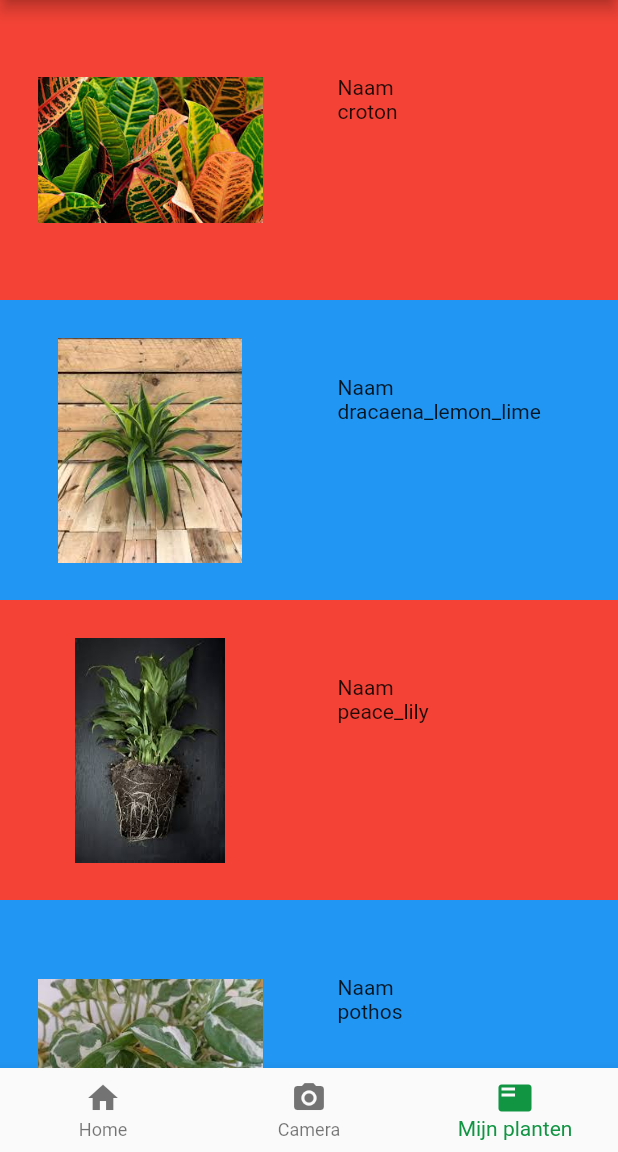
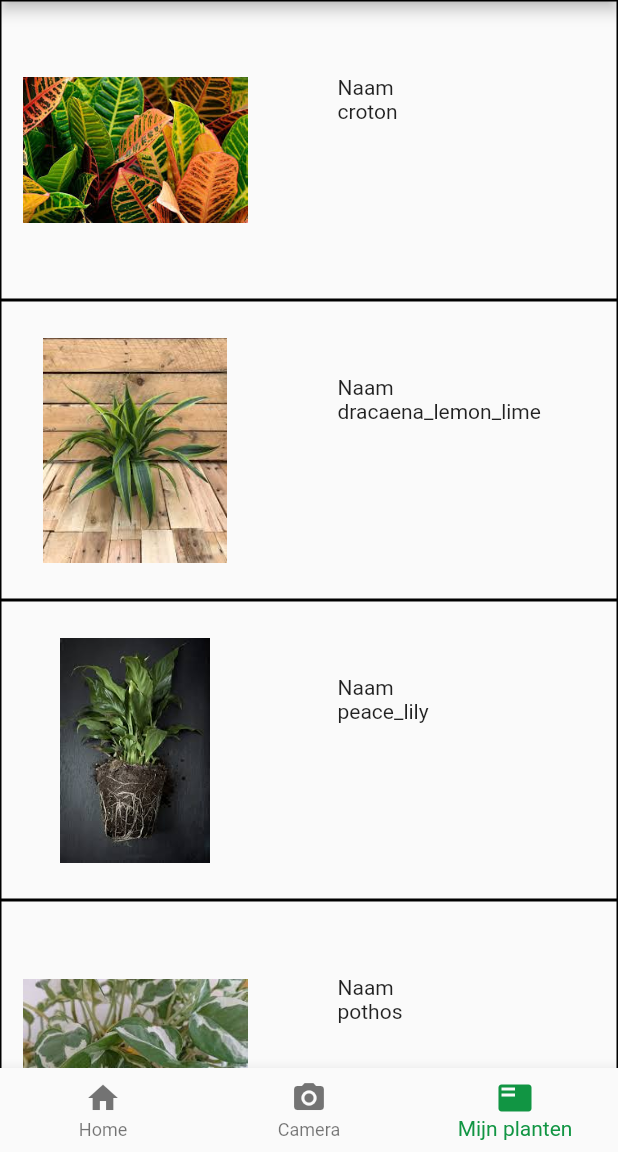
Before and after one commit to Bramgus12/ProjectD, a Flutter app: the PlantList screen opened by its route, on a phone screen of 412 x 824 dp, the part 84-1236 px from its top. Run offline on Flutter 3.47's test engine with Material 2 defaults, Android fonts, the phone set to English and light mode, and no system bars.

```diff
--- a/client/lib/pages/PlantList.dart
+++ b/client/lib/pages/PlantList.dart
@@ -39,9 +39,10 @@ class PlantItem extends StatelessWidget {
     return Stack(
       children: <Widget>[
         Container(
-          color: temp & 1 == 0 ? Colors.red : Colors.blue,
+          decoration: BoxDecoration(
+            border: Border.all()
+          ),
           height: 200.0,
-
         ),
         Positioned(
           left: 225,
@@ -49,10 +50,10 @@ class PlantItem extends StatelessWidget {
           child: Text("Naam\n" + name)
         ),
         Positioned(
-          left: 25,
+          left: 15,
           top: 25,
           child: Image.asset(
-              image,
+            image,
             width: 150.0,
             height: 150.0,
           )
```
